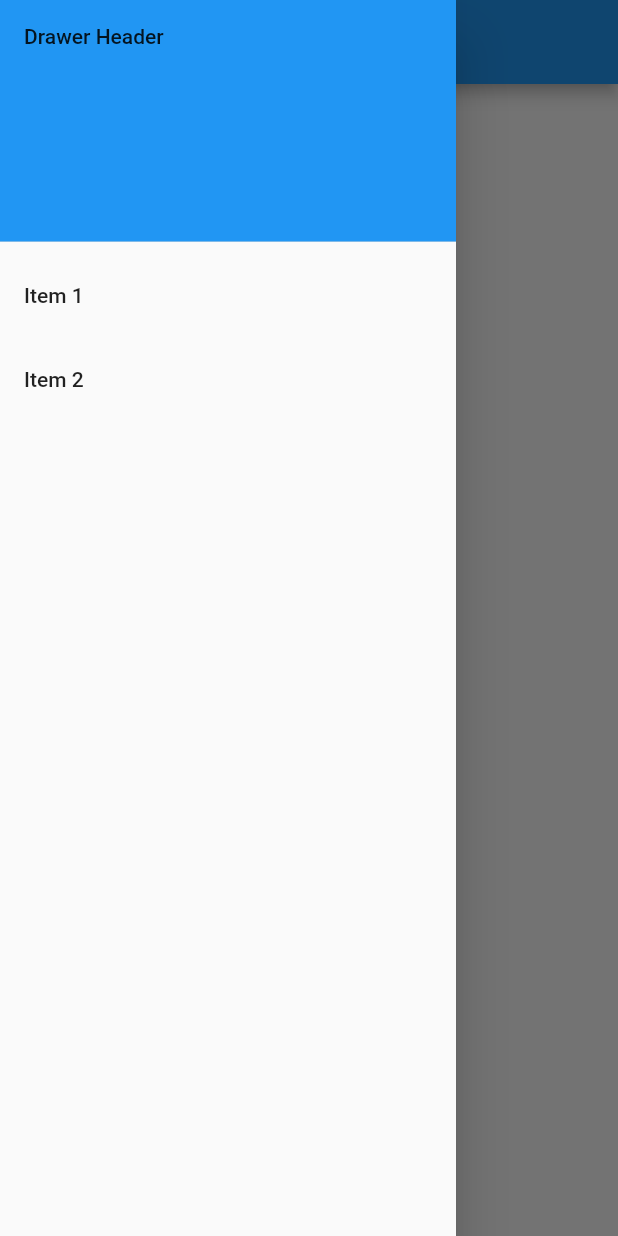
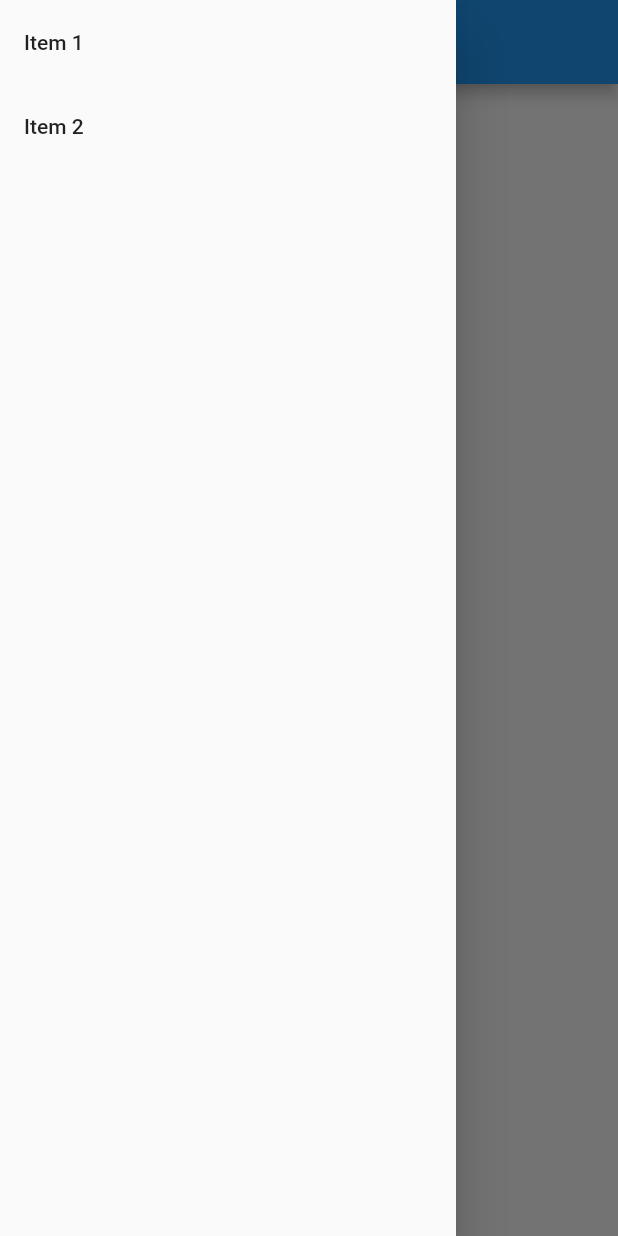
Before and after one commit to charafmrah/College-Essentials-App, a Flutter app: the screen it shows after launch, with the side drawer open, on a phone screen of 412 x 824 dp. Run offline on Flutter 3.47's test engine with Material 2 defaults, Android fonts, the phone set to English and light mode, and no system bars.

Commit message:
updated the header text and removed the menu bar header

```diff
--- a/lib/main.dart
+++ b/lib/main.dart
@@ -15,7 +15,7 @@ class MyApp extends StatelessWidget {
 
         primarySwatch: Colors.blue,
       ),
-      home: MyHomePage(title: 'Flutter Demo Home Page'),
+      home: MyHomePage(title: 'College Essentials'),
     );
   }
 }
@@ -38,12 +38,12 @@ class MyHomePage extends StatelessWidget {
           // Important: Remove any padding from the ListView.
           padding: EdgeInsets.zero,
           children: <Widget>[
-            DrawerHeader(
-              child: Text('Drawer Header'),
-              decoration: BoxDecoration(
-                color: Colors.blue,
-              ),
-            ),
+            // DrawerHeader(
+            //   child: Text('Options'),
+            //   decoration: BoxDecoration(
+            //     color: Colors.blue,
+            //   ),
+            // ),
             ListTile(
               title: Text('Item 1'),
               onTap: () {
```
